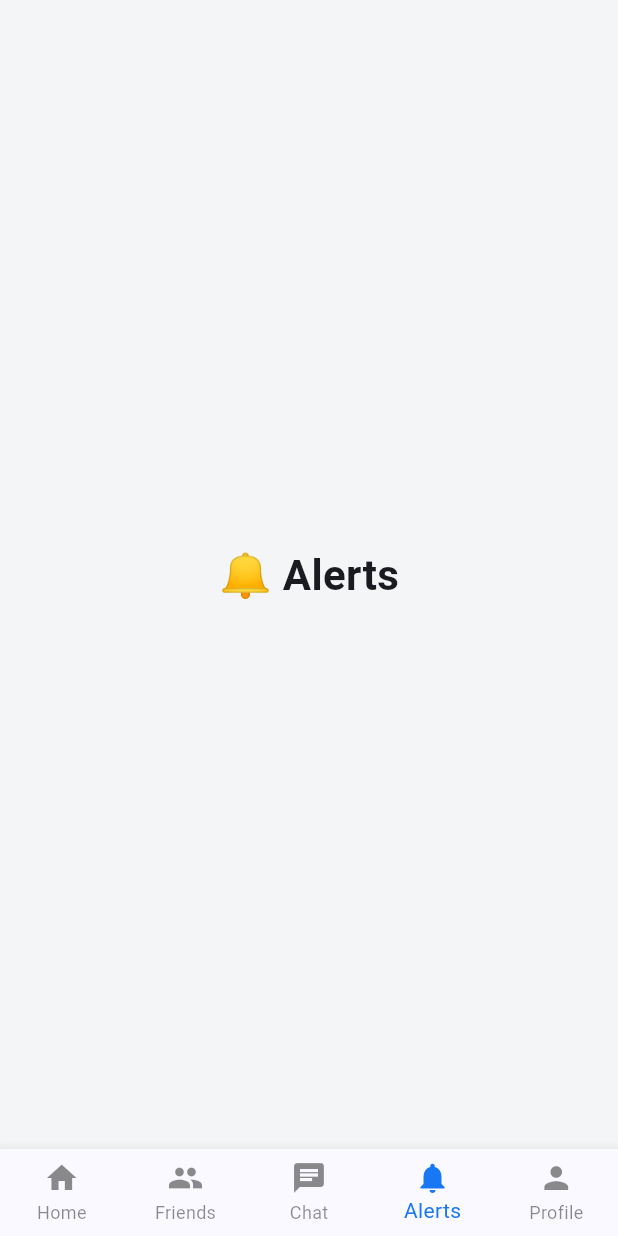
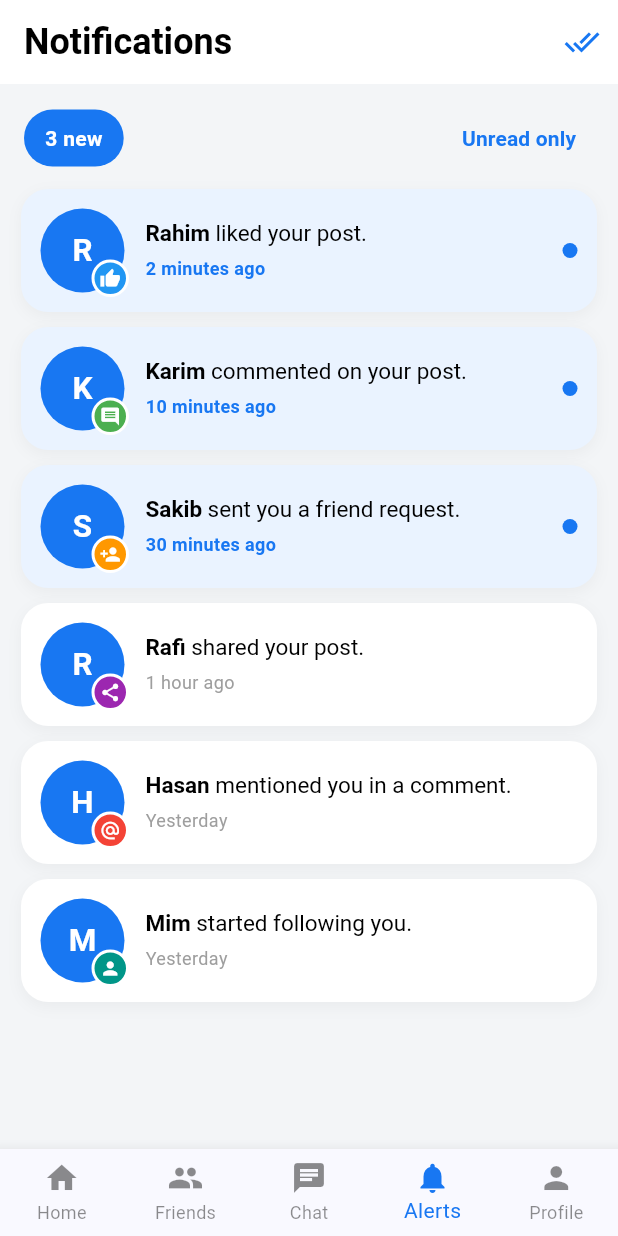
Before and after one commit to shakilstartech2551/dondhu, a Flutter app: the HomeScreen screen opened directly, item 4 of the bottom bar chosen, on a phone screen of 412 x 824 dp. Run offline on Flutter 3.47's test engine with Material 3 defaults, Android fonts, the phone set to English and light mode, and no system bars; our stand-ins replace image_picker, share_plus.

Commit message:
Notification Screen Added

```diff
--- a/lib/screens/home_screen.dart
+++ b/lib/screens/home_screen.dart
@@ -10,6 +10,7 @@ import '../models/story_model.dart';
 import 'profile_screen.dart';
 import 'friends_screen.dart';
 import 'chat_screen.dart';
+import 'notification_screen.dart';
 
 class HomeScreen extends StatefulWidget {
   const HomeScreen({super.key});
@@ -193,15 +194,7 @@ Widget _buildChatPage() {
 }
 
 Widget _buildAlertsPage() {
-  return const Center(
-    child: Text(
-      "🔔 Alerts",
-      style: TextStyle(
-        fontSize: 28,
-        fontWeight: FontWeight.bold,
-      ),
-    ),
-  );
+  return const NotificationScreen();
 }
 
 Widget _buildProfilePage() {
--- a/lib/screens/notification_screen.dart
+++ b/lib/screens/notification_screen.dart
@@ -0,0 +1,484 @@
+import 'package:flutter/material.dart';
+
+class NotificationScreen extends StatefulWidget {
+  const NotificationScreen({super.key});
+
+  @override
+  State<NotificationScreen> createState() =>
+      _NotificationScreenState();
+}
+
+class _NotificationScreenState
+    extends State<NotificationScreen> {
+  bool showOnlyUnread = false;
+
+  final List<Map<String, dynamic>> notifications = [
+    {
+      "name": "Rahim",
+      "message": "liked your post.",
+      "time": "2 minutes ago",
+      "icon": Icons.thumb_up,
+      "color": Colors.blue,
+      "read": false,
+    },
+    {
+      "name": "Karim",
+      "message": "commented on your post.",
+      "time": "10 minutes ago",
+      "icon": Icons.comment,
+      "color": Colors.green,
+      "read": false,
+    },
+    {
+      "name": "Sakib",
+      "message": "sent you a friend request.",
+      "time": "30 minutes ago",
+      "icon": Icons.person_add,
+      "color": Colors.orange,
+      "read": false,
+    },
+    {
+      "name": "Rafi",
+      "message": "shared your post.",
+      "time": "1 hour ago",
+      "icon": Icons.share,
+      "color": Colors.purple,
+      "read": true,
+    },
+    {
+      "name": "Hasan",
+      "message": "mentioned you in a comment.",
+      "time": "Yesterday",
+      "icon": Icons.alternate_email,
+      "color": Colors.red,
+      "read": true,
+    },
+    {
+      "name": "Mim",
+      "message": "started following you.",
+      "time": "Yesterday",
+      "icon": Icons.person,
+      "color": Colors.teal,
+      "read": true,
+    },
+  ];
+
+  void markAllAsRead() {
+    setState(() {
+      for (final notification in notifications) {
+        notification["read"] = true;
+      }
+    });
+
+    ScaffoldMessenger.of(context).showSnackBar(
+      const SnackBar(
+        content: Text(
+          "All notifications marked as read",
+        ),
+      ),
+    );
+  }
+
+  @override
+  Widget build(BuildContext context) {
+    final visibleNotifications =
+    showOnlyUnread
+        ? notifications
+        .where(
+          (notification) =>
+      notification["read"] == false,
+    )
+        .toList()
+        : notifications;
+
+    final unreadCount = notifications
+        .where(
+          (notification) =>
+      notification["read"] == false,
+    )
+        .length;
+
+    return Scaffold(
+      backgroundColor: const Color(0xffF3F5F7),
+
+      appBar: AppBar(
+        backgroundColor: Colors.white,
+        elevation: 0,
+
+        title: const Text(
+          "Notifications",
+          style: TextStyle(
+            color: Colors.black,
+            fontSize: 24,
+            fontWeight: FontWeight.bold,
+          ),
+        ),
+
+        actions: [
+          IconButton(
+            onPressed: markAllAsRead,
+            icon: const Icon(
+              Icons.done_all,
+              color: Color(0xff1877F2),
+            ),
+            tooltip: "Mark all as read",
+          ),
+        ],
+      ),
+
+      body: Column(
+        children: [
+          Padding(
+            padding: const EdgeInsets.fromLTRB(
+              16,
+              12,
+              16,
+              10,
+            ),
+            child: Row(
+              children: [
+                Container(
+                  padding: const EdgeInsets.symmetric(
+                    horizontal: 14,
+                    vertical: 9,
+                  ),
+                  decoration: BoxDecoration(
+                    color: const Color(
+                      0xff1877F2,
+                    ),
+                    borderRadius:
+                    BorderRadius.circular(20),
+                  ),
+                  child: Text(
+                    "$unreadCount new",
+                    style: const TextStyle(
+                      color: Colors.white,
+                      fontWeight:
+                      FontWeight.bold,
+                    ),
+                  ),
+                ),
+
+                const Spacer(),
+
+                TextButton(
+                  onPressed: () {
+                    setState(() {
+                      showOnlyUnread =
+                      !showOnlyUnread;
+                    });
+                  },
+                  child: Text(
+                    showOnlyUnread
+                        ? "Show all"
+                        : "Unread only",
+                    style: const TextStyle(
+                      color: Color(
+                        0xff1877F2,
+                      ),
+                      fontWeight:
+                      FontWeight.bold,
+                    ),
+                  ),
+                ),
+              ],
+            ),
+          ),
+
+          Expanded(
+            child: visibleNotifications.isEmpty
+                ? const Center(
+              child: Column(
+                mainAxisAlignment:
+                MainAxisAlignment
+                    .center,
+                children: [
+                  Icon(
+                    Icons
+                        .notifications_none,
+                    size: 75,
+                    color: Colors.grey,
+                  ),
+
+                  SizedBox(height: 15),
+
+                  Text(
+                    "No new notifications",
+                    style: TextStyle(
+                      fontSize: 20,
+                      fontWeight:
+                      FontWeight.bold,
+                    ),
+                  ),
+                ],
+              ),
+            )
+                : ListView.builder(
+              padding:
+              const EdgeInsets.only(
+                left: 14,
+                right: 14,
+                bottom: 20,
+              ),
+
+              itemCount:
+              visibleNotifications
+                  .length,
+
+              itemBuilder:
+                  (context, index) {
+                final notification =
+                visibleNotifications[
+                index];
+
+                return GestureDetector(
+                  onTap: () {
+                    setState(() {
+                      notification[
+                      "read"] = true;
+                    });
+                  },
+
+                  child: Container(
+                    margin:
+                    const EdgeInsets
+                        .only(
+                      bottom: 10,
+                    ),
+
+                    padding:
+                    const EdgeInsets
+                        .all(13),
+
+                    decoration:
+                    BoxDecoration(
+                      color: notification[
+                      "read"]
+                          ? Colors.white
+                          : const Color(
+                        0xffEAF3FF,
+                      ),
+
+                      borderRadius:
+                      BorderRadius
+                          .circular(
+                        18,
+                      ),
+
+                      boxShadow: [
+                        BoxShadow(
+                          color: Colors
+                              .black
+                              .withValues(
+                            alpha: 0.04,
+                          ),
+
+                          blurRadius: 8,
+
+                          offset:
+                          const Offset(
+                            0,
+                            3,
+                          ),
+                        ),
+                      ],
+                    ),
+
+                    child: Row(
+                      children: [
+                        Stack(
+                          clipBehavior:
+                          Clip.none,
+
+                          children: [
+                            CircleAvatar(
+                              radius: 28,
+
+                              backgroundColor:
+                              const Color(
+                                0xff1877F2,
+                              ),
+
+                              child: Text(
+                                notification[
+                                "name"]
+                                    .substring(
+                                  0,
+                                  1,
+                                )
+                                    .toUpperCase(),
+
+                                style:
+                                const TextStyle(
+                                  color:
+                                  Colors
+                                      .white,
+
+                                  fontSize:
+                                  21,
+
+                                  fontWeight:
+                                  FontWeight
+                                      .bold,
+                                ),
+                              ),
+                            ),
+
+                            Positioned(
+                              right: -3,
+                              bottom: -3,
+
+                              child:
+                              Container(
+                                width: 25,
+                                height: 25,
+
+                                decoration:
+                                BoxDecoration(
+                                  color:
+                                  notification[
+                                  "color"],
+
+                                  shape:
+                                  BoxShape
+                                      .circle,
+
+                                  border:
+                                  Border.all(
+                                    color:
+                                    Colors
+                                        .white,
+
+                                    width: 2,
+                                  ),
+                                ),
+
+                                child:
+                                Icon(
+                                  notification[
+                                  "icon"],
+
+                                  color:
+                                  Colors
+                                      .white,
+
+                                  size: 14,
+                                ),
+                              ),
+                            ),
+                          ],
+                        ),
+
+                        const SizedBox(
+                          width: 14,
+                        ),
+
+                        Expanded(
+                          child: Column(
+                            crossAxisAlignment:
+                            CrossAxisAlignment
+                                .start,
+
+                            children: [
+                              RichText(
+                                text:
+                                TextSpan(
+                                  style:
+                                  const TextStyle(
+                                    color:
+                                    Colors
+                                        .black,
+
+                                    fontSize:
+                                    15,
+                                  ),
+
+                                  children: [
+                                    TextSpan(
+                                      text:
+                                      notification[
+                                      "name"],
+
+                                      style:
+                                      const TextStyle(
+                                        fontWeight:
+                                        FontWeight
+                                            .bold,
+                                      ),
+                                    ),
+
+                                    TextSpan(
+                                      text:
+                                      " ${notification["message"]}",
+                                    ),
+                                  ],
+                                ),
+                              ),
+
+                              const SizedBox(
+                                height: 6,
+                              ),
+
+                              Text(
+                                notification[
+                                "time"],
+
+                                style:
+                                TextStyle(
+                                  color:
+                                  notification[
+                                  "read"]
+                                      ? Colors
+                                      .grey
+                                      : const Color(
+                                    0xff1877F2,
+                                  ),
+
+                                  fontSize:
+                                  12,
+
+                                  fontWeight:
+                                  notification[
+                                  "read"]
+                                      ? FontWeight
+                                      .normal
+                                      : FontWeight
+                                      .bold,
+                                ),
+                              ),
+                            ],
+                          ),
+                        ),
+
+                        if (notification[
+                        "read"] ==
+                            false)
+                          const Padding(
+                            padding:
+                            EdgeInsets
+                                .only(
+                              left: 8,
+                            ),
+
+                            child:
+                            CircleAvatar(
+                              radius: 5,
+
+                              backgroundColor:
+                              Color(
+                                0xff1877F2,
+                              ),
+                            ),
+                          ),
+                      ],
+                    ),
+                  ),
+                );
+              },
+            ),
+          ),
+        ],
+      ),
+    );
+  }
+}
```
